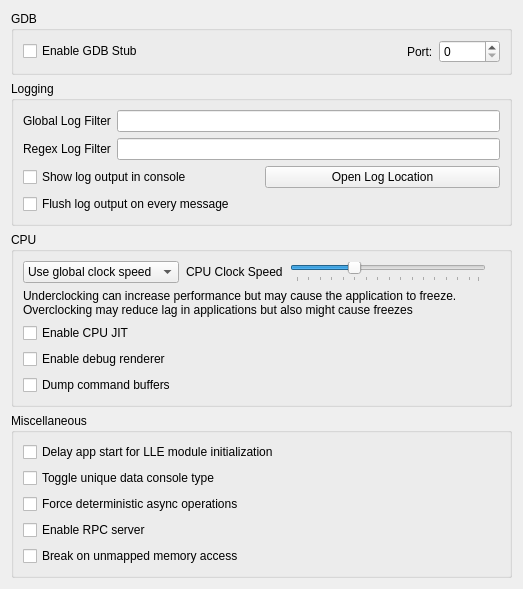
Old version of the form src/citra_qt/configuration/configure_debug.ui in the repository azahar-emu/azahar.
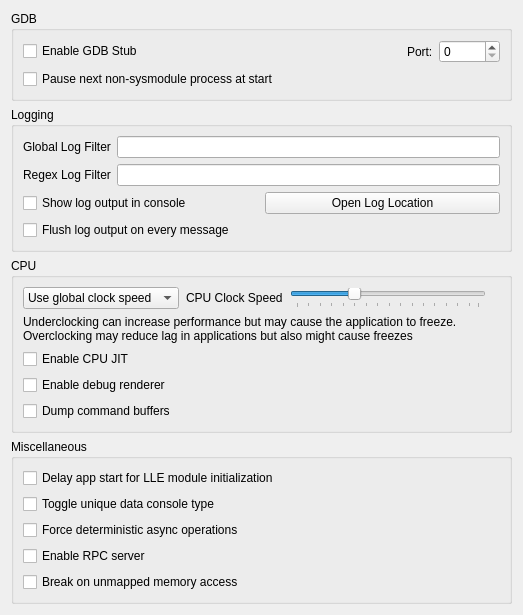
New version of the form.

Commit message: gdb: Add pause process at start and minor fixes

```diff
--- a/src/citra_qt/configuration/configure_debug.ui
+++ b/src/citra_qt/configuration/configure_debug.ui
@@ -60,6 +60,13 @@
           </item>
          </layout>
         </item>
+        <item>
+          <widget class="QCheckBox" name="debug_next_process">
+            <property name="text">
+              <string>Pause next non-sysmodule process at start</string>
+            </property>
+          </widget>
+        </item>
        </layout>
       </widget>
      </item>
```
The commit also changes 6 other files.
